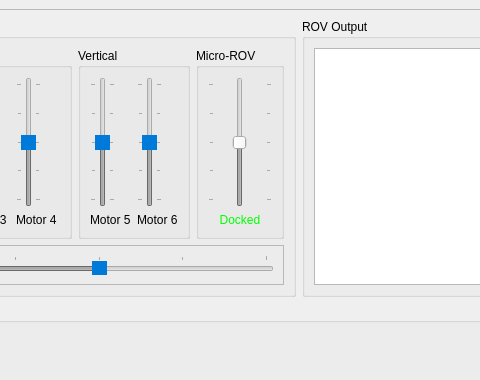
Before: the Qt Designer form ui/pilot_terminal.ui in ShaneTWilliams/husky-rov, drawn with Qt 5; both pictures show x 177 to 657 and y 0 to 380 of the 800 by 600 pixel window.
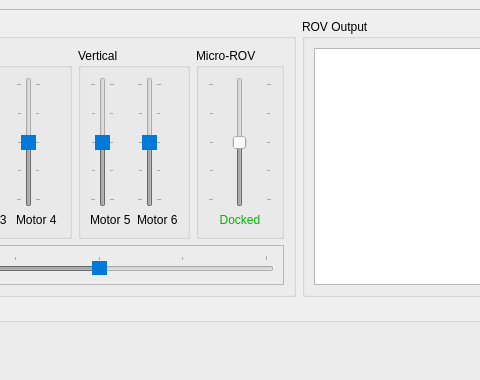
After: the same form once the commit is applied. Icons and pictures are not drawn.

Commit message: Change ui color scheme

The edit to the form file:
```diff
--- a/ui/pilot_terminal.ui
+++ b/ui/pilot_terminal.ui
@@ -406,7 +406,7 @@
                 <enum>Qt::LeftToRight</enum>
                </property>
                <property name="styleSheet">
-                <string notr="true">color: rgb(0,255,0)</string>
+                <string notr="true">color: rgb(0,180,0)</string>
                </property>
                <property name="text">
                 <string>Docked</string>
```
The commit also changes 1 other file.
